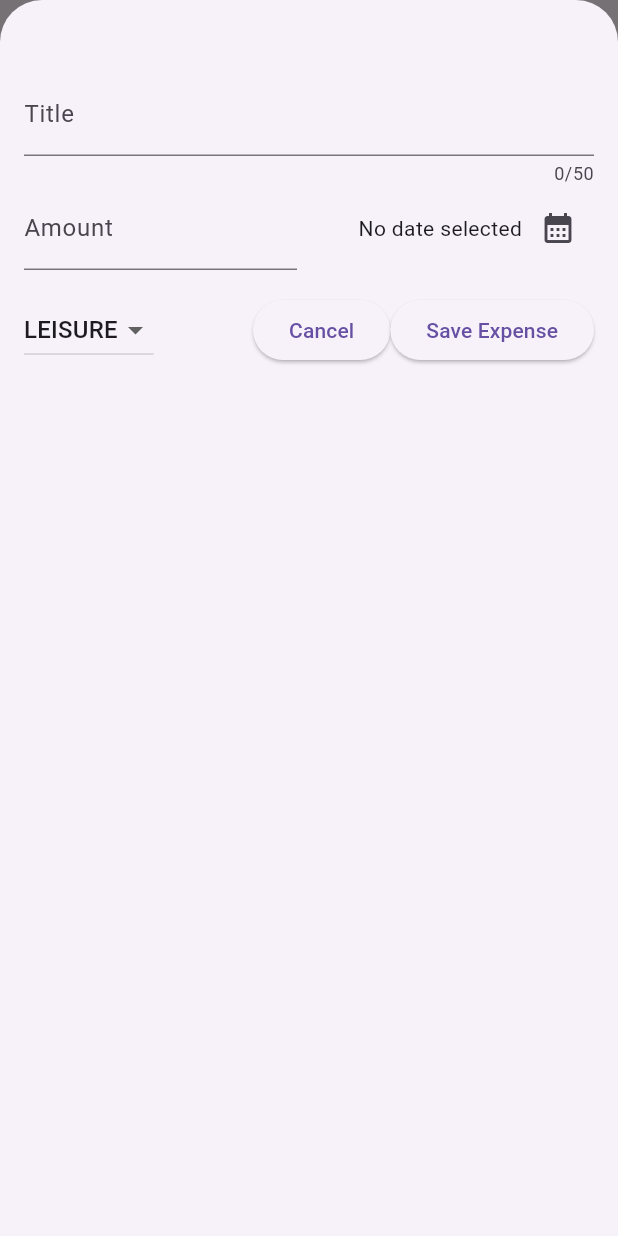
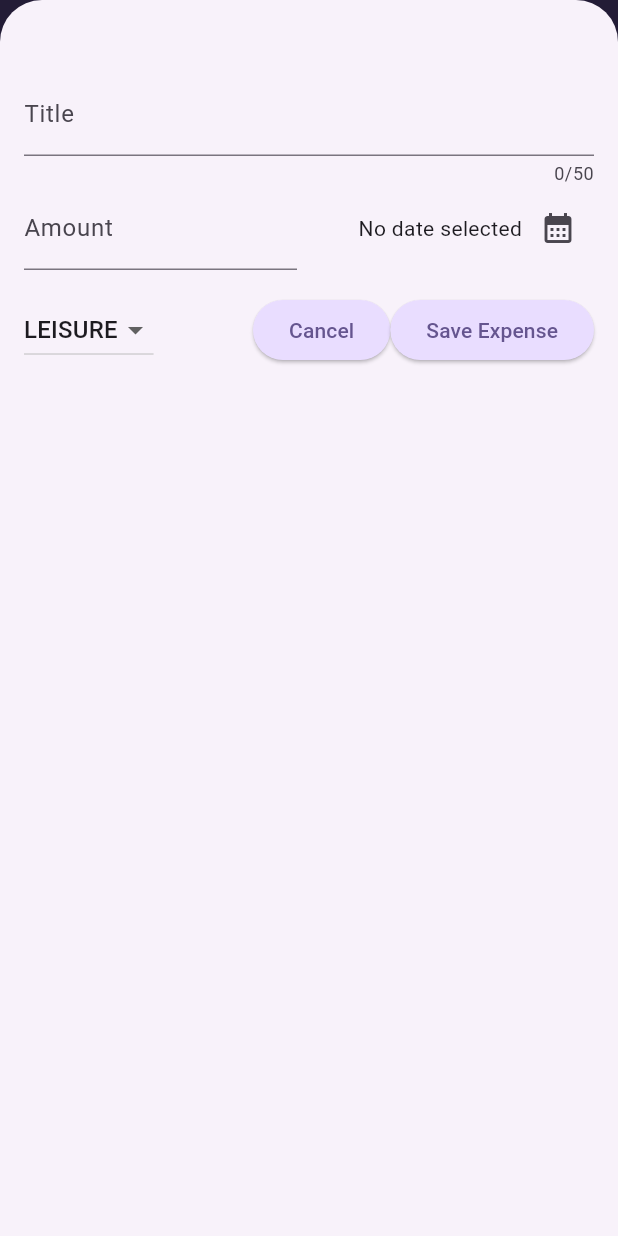
Before and after one commit to diogoalexp/flutter, a Flutter app: the screen it shows after launch, after a tap on the "add" icon, on a phone screen of 412 x 824 dp. Run offline on Flutter 3.47's test engine with Material 3 defaults, Android fonts, the phone set to English and light mode, and no system bars; our stand-ins replace google_fonts.

Commit message:
adding theme
Co-authored-by: Copilot <copilot@github.com>

```diff
--- a/expense_tracker/lib/main.dart
+++ b/expense_tracker/lib/main.dart
@@ -1,6 +1,37 @@
 import 'package:expense_tracker/widgets/expenses.dart';
 import 'package:flutter/material.dart';
 
+var kColorScheme = ColorScheme.fromSeed(
+  seedColor: const Color.fromARGB(255, 96, 59, 181),
+);
+
 void main() {
-  runApp(MaterialApp(theme: ThemeData(useMaterial3: true), home: Expenses()));
+  runApp(
+    MaterialApp(
+      theme: ThemeData().copyWith(
+        colorScheme: kColorScheme,
+        appBarTheme: const AppBarTheme().copyWith(
+          backgroundColor: kColorScheme.onPrimaryContainer,
+          foregroundColor: kColorScheme.primaryContainer,
+        ),
+        cardTheme: CardThemeData().copyWith(
+          color: kColorScheme.secondaryContainer,
+          margin: EdgeInsets.symmetric(horizontal: 16, vertical: 8),
+        ),
+        elevatedButtonTheme: ElevatedButtonThemeData(
+          style: ElevatedButton.styleFrom(
+            backgroundColor: kColorScheme.primaryContainer,
+          ),
+        ),
+        textTheme: ThemeData().textTheme.copyWith(
+          titleLarge: TextStyle(
+            fontWeight: FontWeight.bold,
+            color: kColorScheme.onSecondaryContainer,
+            fontSize: 16,
+          ),
+        ),
+      ),
+      home: Expenses(),
+    ),
+  );
 }
--- a/expense_tracker/lib/widgets/expenses.dart
+++ b/expense_tracker/lib/widgets/expenses.dart
@@ -40,7 +40,6 @@ class _ExpensesState extends State<Expenses> {
     setState(() {
       _registeredExpenses.add(expense);
     });
-    print(_registeredExpenses);
   }
 
   void _removeExpense(Expense expense) {
--- a/expense_tracker/lib/widgets/expenses_list/expense_item.dart
+++ b/expense_tracker/lib/widgets/expenses_list/expense_item.dart
@@ -12,8 +12,9 @@ class ExpenseItem extends StatelessWidget {
       child: Padding(
         padding: const EdgeInsets.symmetric(horizontal: 20, vertical: 16),
         child: Column(
+          crossAxisAlignment: CrossAxisAlignment.start,
           children: [
-            Text(expense.title),
+            Text(expense.title, style: Theme.of(context).textTheme.titleLarge),
             const SizedBox(height: 4),
             Row(
               children: [
--- a/expense_tracker/lib/widgets/expenses_list/expenses_list.dart
+++ b/expense_tracker/lib/widgets/expenses_list/expenses_list.dart
@@ -17,6 +17,12 @@ class ExpensesList extends StatelessWidget {
     return ListView.builder(
       itemCount: expenses.length,
       itemBuilder: (ctx, index) => Dismissible(
+        background: Container(
+          color: Theme.of(context).colorScheme.error.withValues(alpha: 0.75),
+          margin: EdgeInsets.symmetric(
+            horizontal: Theme.of(context).cardTheme.margin!.horizontal,
+          ),
+        ),
         key: ValueKey(expenses[index]),
         onDismissed: (direction) {
           onRemoveExpense(expenses[index]);
```
